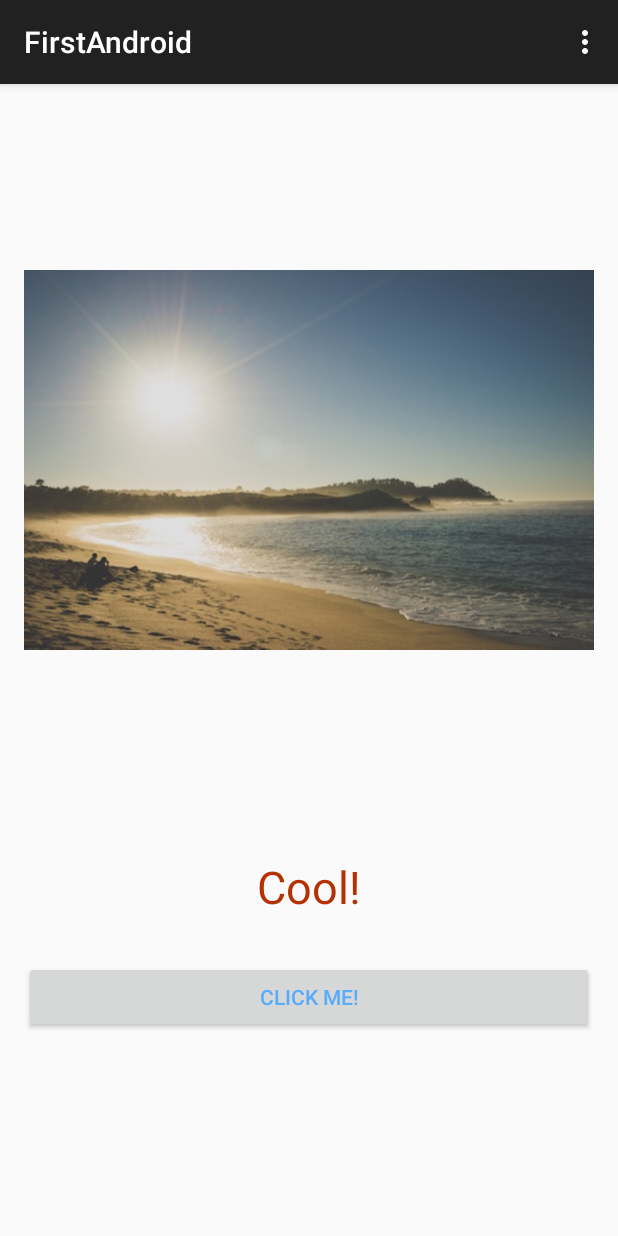
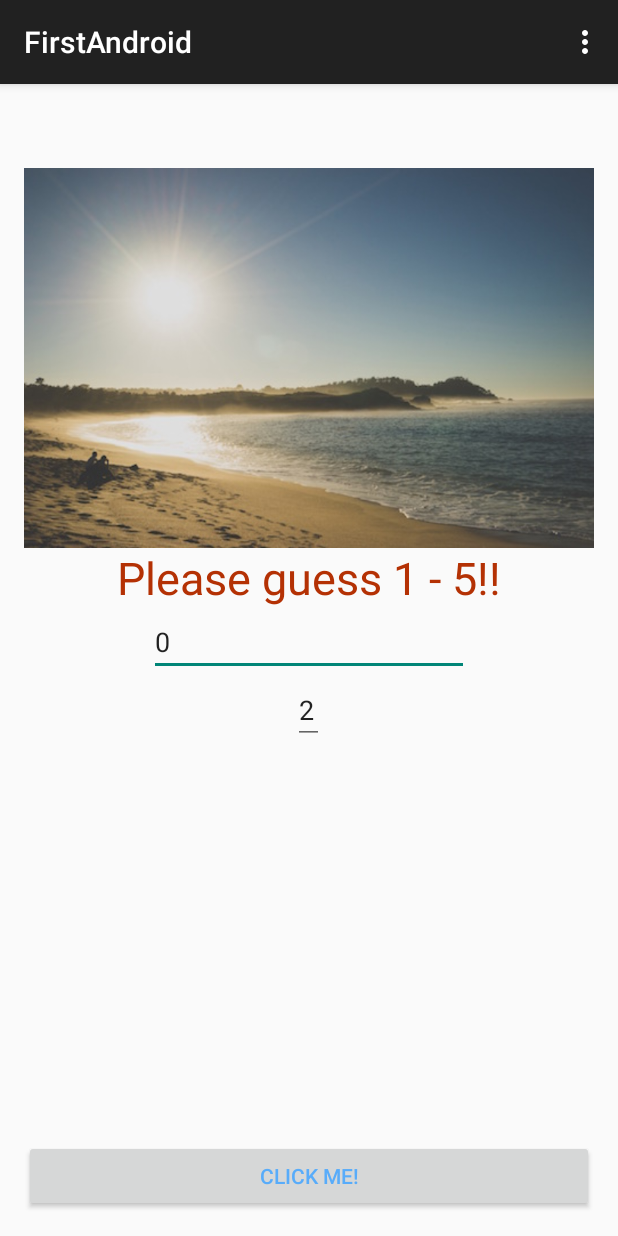
Before and after one commit to armno/firstandroidapp, an Android app: the screen it shows after launch (MainActivity), after a tap on "CLICK ME!", on a phone screen of 412 x 824 dp. Run offline under Robolectric (Android 15) with nearby library versions, the phone set to English and light mode, and no system bars.

Commit message:
finish up number guessing game

```diff
--- a/app/src/main/java/de/buzzwoo/firstandroid/MainActivity.java
+++ b/app/src/main/java/de/buzzwoo/firstandroid/MainActivity.java
@@ -6,6 +6,7 @@ import android.view.Menu;
 import android.view.MenuItem;
 import android.view.View;
 import android.widget.Button;
+import android.widget.EditText;
 import android.widget.TextView;
 
 import java.util.Random;
@@ -27,16 +28,32 @@ public class MainActivity extends ActionBarActivity {
             "Generator!"
         };
 
-        final TextView textLabel = (TextView) findViewById(R.id.helloWorld);
-        textLabel.setText("Hello Armno");
+        final TextView guessLabel = (TextView) findViewById(R.id.guessLabel);
+        final TextView resultText = (TextView) findViewById(R.id.resultText);
+        final EditText guessText = (EditText) findViewById(R.id.guessText);
 
         Button pushMe = (Button) findViewById(R.id.button);
+
         pushMe.setOnClickListener(new View.OnClickListener() {
             @Override
             public void onClick(View v) {
+                String randText = "";
                 Random randGen = new Random();
-                final int rando = randGen.nextInt(myNames.length);
-                textLabel.setText(myNames[rando]);
+                final int rando = randGen.nextInt(5) + 1;
+
+                int userNumber = Integer.parseInt(guessText.getText().toString());
+
+                if (userNumber < 1 || userNumber > 5) {
+                    guessLabel.setText("Please guess 1 - 5!!");
+                } else if (userNumber == rando) {
+                    guessLabel.setText("You got it right!!");
+                } else {
+                    guessLabel.setText("Not quite, try again!");
+                    guessText.setText("0");
+                }
+
+                randText = Integer.toString(rando);
+                resultText.setText(randText);
             }
         });
 
--- a/app/src/main/res/layout/activity_main.xml
+++ b/app/src/main/res/layout/activity_main.xml
@@ -11,30 +11,45 @@
         android:layout_width="fill_parent"
         android:layout_height="wrap_content"
         android:layout_alignParentTop="true"
-        android:layout_above="@+id/helloWorld"
         android:layout_centerHorizontal="true"
-        android:layout_marginBottom="30dp"
         android:contentDescription="The Beach" />
 
 
-    <TextView android:text="@string/hello_world"
+    <TextView android:text="@string/guess_label"
         android:layout_width="wrap_content"
         android:layout_height="wrap_content"
-        android:id="@+id/helloWorld"
-        android:layout_above="@+id/button"
-        android:layout_centerHorizontal="true"
-        android:layout_marginBottom="29dp"
+        android:id="@+id/guessLabel"
         android:textColor="#B43104"
-        android:textSize="30sp"/>
+        android:textSize="30sp"
+        android:layout_alignBottom="@+id/imageView"
+        android:layout_centerHorizontal="true" />
+
+
+    <EditText
+        android:layout_width="wrap_content"
+        android:layout_height="wrap_content"
+        android:inputType="number"
+        android:ems="10"
+        android:id="@+id/guessText"
+        android:text="0"
+        android:layout_below="@+id/guessLabel"
+        android:layout_centerHorizontal="true" />
+
+    <EditText
+        android:layout_width="wrap_content"
+        android:layout_height="wrap_content"
+        android:id="@+id/resultText"
+        android:layout_below="@+id/guessText"
+        android:layout_centerHorizontal="true" />
+
 
     <Button
         android:layout_width="fill_parent"
         android:layout_height="wrap_content"
         android:text="@string/button_primary"
         android:id="@+id/button"
+        android:textColor="#58ACFA"
         android:layout_alignParentBottom="true"
-        android:layout_centerHorizontal="true"
-        android:layout_marginBottom="119dp"
-        android:textColor="#58ACFA"/>
+        android:layout_alignParentStart="true" />
 
 </RelativeLayout>
--- a/app/src/main/res/values/strings.xml
+++ b/app/src/main/res/values/strings.xml
@@ -5,4 +5,5 @@
     <string name="action_settings">Settings</string>
     <string name="button_primary">Click me!</string>
     <string name="beach">Beautiful Beach</string>
+    <string name="guess_label">Enter number</string>
 </resources>
--- a/app/src/main/res/values/styles.xml
+++ b/app/src/main/res/values/styles.xml
@@ -1,7 +1,7 @@
 <resources>
 
     <!-- Base application theme. -->
-    <style name="AppTheme" parent="Theme.AppCompat.Light.DarkActionBar">
+    <style name="AppTheme" parent="Base.Theme.AppCompat.Light.DarkActionBar">
         <!-- Customize your theme here. -->
     </style>
 
--- a/build.gradle
+++ b/build.gradle
@@ -5,7 +5,7 @@ buildscript {
         jcenter()
     }
     dependencies {
-        classpath 'com.android.tools.build:gradle:1.1.0'
+        classpath 'com.android.tools.build:gradle:1.2.3'
 
         // NOTE: Do not place your application dependencies here; they belong
         // in the individual module build.gradle files
```
Also changed, not shown: 3 other files.
